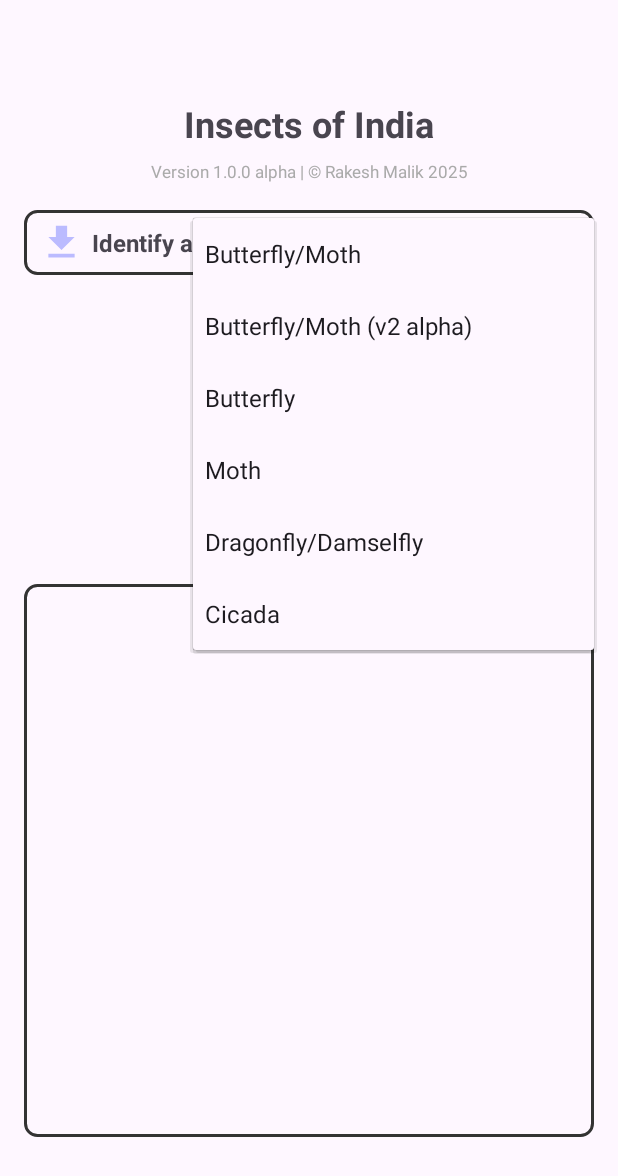
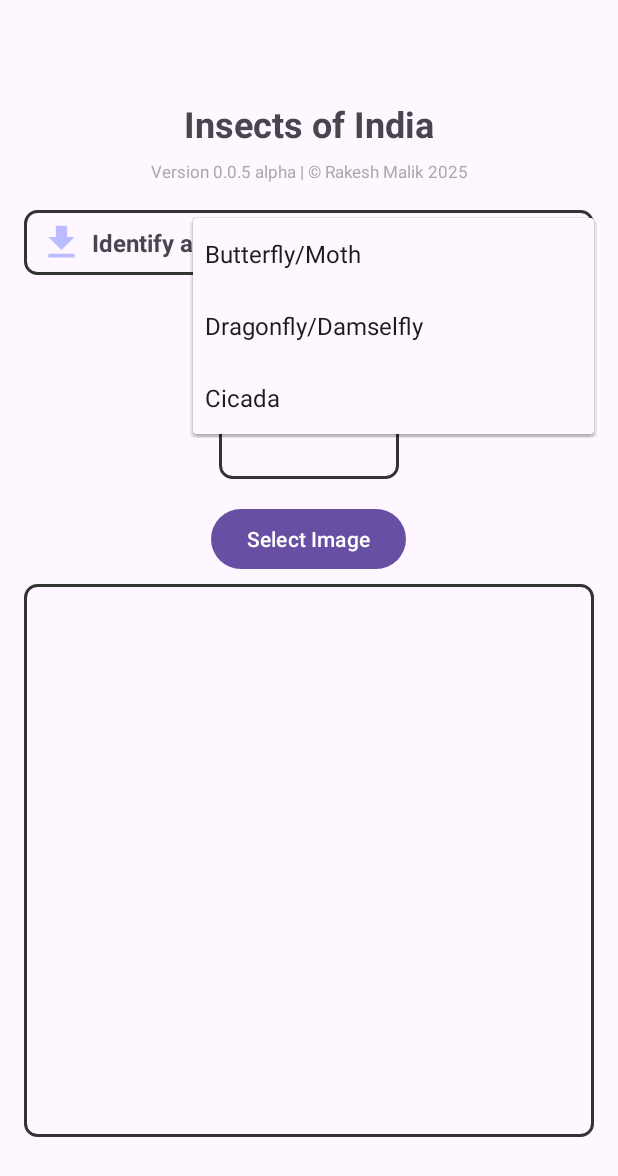
Before and after one commit to rakeshmalik91/insect-id, an Android app: the screen it shows after launch (MainActivity), after a tap on "Butterfly/Moth", on a phone screen of 412 x 824 dp. Shown: the top 1176 px of the screen. Run offline under Robolectric (Android 15) with nearby library versions, the light colour scheme and no system bars; libraries missing offline, so code that uses them is left out: com.getkeepsafe.relinker, com.yalantis.ucrop, org.pytorch, org.pytorch.torchvision; pictures from the network do not load; 1 statement that could not run was skipped.

Commit message:
app release v0.0.5 alpha

```diff
--- a/insect-id-app/app/build.gradle.kts
+++ b/insect-id-app/app/build.gradle.kts
@@ -10,7 +10,7 @@ android {
         applicationId = "com.rakeshmalik.insectid"
         minSdk = 24
         targetSdk = 35
-        versionCode = 5
+        versionCode = 6
         versionName = "1.0"
 
         testInstrumentationRunner = "androidx.test.runner.AndroidJUnitRunner"
--- a/insect-id-app/app/src/main/java/com/rakeshmalik/insectid/enums/ModelType.java
+++ b/insect-id-app/app/src/main/java/com/rakeshmalik/insectid/enums/ModelType.java
@@ -1,10 +1,10 @@
 package com.rakeshmalik.insectid.enums;
 
 public enum ModelType {
-    LEPIDOPTERA("Butterfly/Moth", "lepidoptera"),
-    LEPIDOPTERA_V2ALPHA("Butterfly/Moth (v2 alpha)", "lepidoptera.v2alpha"),
-    BUTTERFLY("Butterfly", "butterfly"),
-    MOTH("Moth", "moth"),
+//    LEPIDOPTERA("Butterfly/Moth", "lepidoptera"),
+    LEPIDOPTERA_V2ALPHA("Butterfly/Moth", "lepidoptera.v2alpha"),
+//    BUTTERFLY("Butterfly", "butterfly"),
+//    MOTH("Moth", "moth"),
     ODONATA("Dragonfly/Damselfly", "odonata"),
     CICADA("Cicada", "cicada");
 
--- a/insect-id-app/app/src/main/java/com/rakeshmalik/insectid/prediction/PredictionManager.java
+++ b/insect-id-app/app/src/main/java/com/rakeshmalik/insectid/prediction/PredictionManager.java
@@ -114,7 +114,7 @@ public class PredictionManager {
             // preprocess image
             bitmap = CVImageUtils.removeBlackBorders(bitmap, 10, Operation.MEDIAN);
             if(CVImageUtils.isScreenCapture(bitmap, 0.25)) {
-                bitmap = ImageUtils.applyGaussianBlur(bitmap, 0.01);
+                bitmap = CVImageUtils.applyGaussianBlur(bitmap, 0.005);
             }
             previewPreprocessedImage(bitmap);
 
--- a/insect-id-app/app/src/main/java/com/rakeshmalik/insectid/utils/CVImageUtils.java
+++ b/insect-id-app/app/src/main/java/com/rakeshmalik/insectid/utils/CVImageUtils.java
@@ -17,6 +17,10 @@ import org.opencv.core.Size;
 import org.opencv.imgproc.Imgproc;
 
 public class CVImageUtils {
+
+    public static Bitmap applyGaussianBlur(Bitmap bitmap, double radiusRatio) {
+        return applyGaussianBlur(bitmap, (int) Math.ceil(Math.min(bitmap.getHeight(), bitmap.getWidth()) * radiusRatio));
+    }
 
     public static Bitmap applyGaussianBlur(Bitmap bitmap, int radius) {
         Log.d(LOG_TAG, "Applying openCV gaussian blur");
--- a/insect-id-app/app/src/main/res/values/strings.xml
+++ b/insect-id-app/app/src/main/res/values/strings.xml
@@ -4,7 +4,7 @@
     <string name="select_image">Select Image</string>
     <string name="predicting">Analyzing…</string>
     <string name="use_model">Identify a</string>
-    <string name="version">Version 1.0.0 alpha | © Rakesh Malik 2025</string>
+    <string name="version">Version 0.0.5 alpha | © Rakesh Malik 2025</string>
     <string name="no_match_found">No match found</string>
     <string name="image_to_be_classified">Image to be classified</string>
     <string name="fetching_metadata">Fetching metadata…</string>
--- a/insect-id-app/gradle/libs.versions.toml
+++ b/insect-id-app/gradle/libs.versions.toml
@@ -1,5 +1,5 @@
 [versions]
-agp = "8.9.2"
+agp = "8.12.0"
 gson = "2.10.1"
 junit = "4.13.2"
 junitVersion = "1.2.1"
```
Also changed, not shown: insect-id-app/app/src/main/java/com/rakeshmalik/insectid/utils/ImageUtils.java (+2 -5 lines), insect-id-app/gradle/wrapper/gradle-wrapper.properties, 1 other file.
